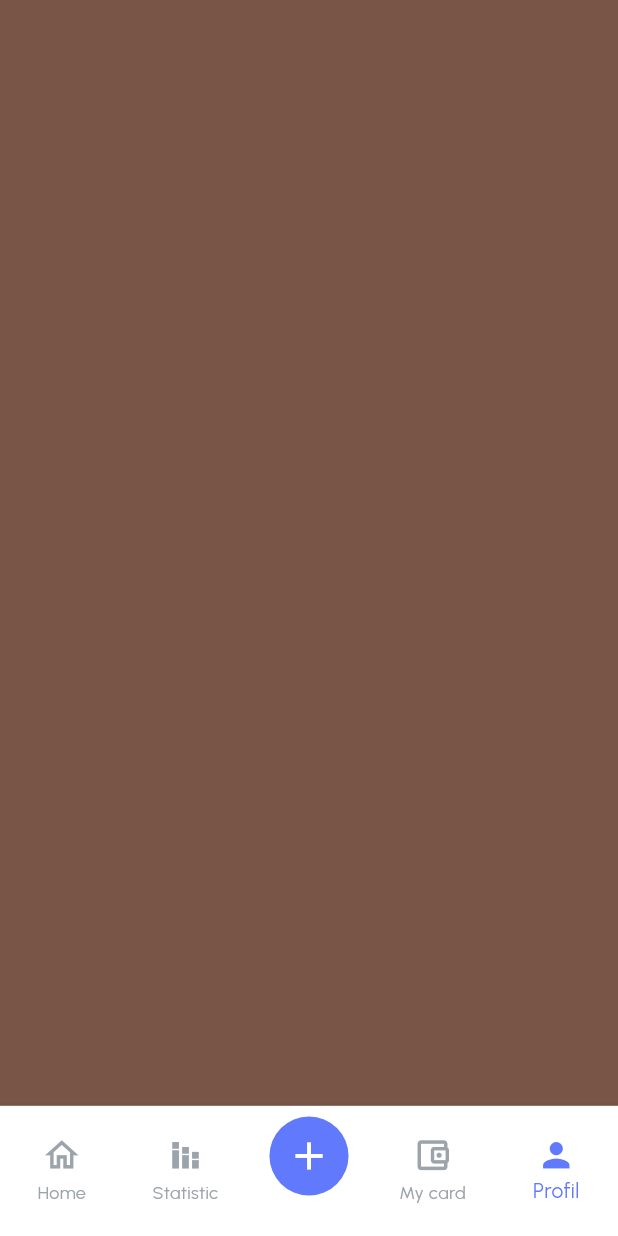
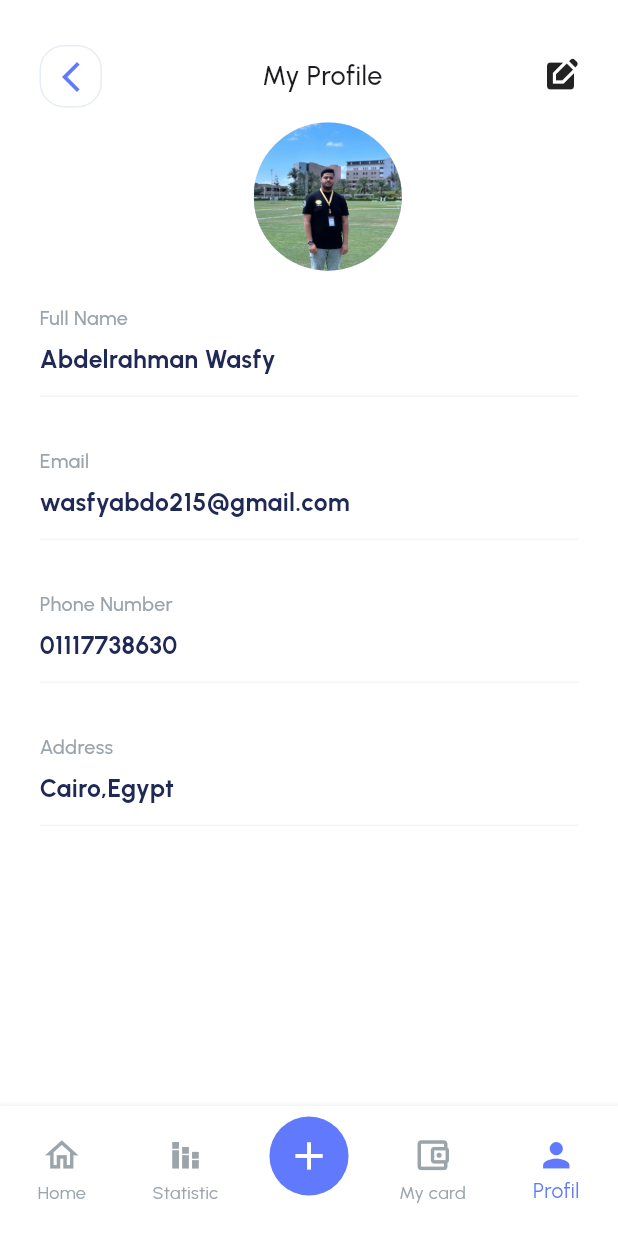
Before and after one commit to Abdowasfy/Finance-app, a Flutter app: the MainScreen screen opened by its route, item 5 of the bottom bar chosen, on a phone screen of 412 x 824 dp. Run offline on Flutter 3.47's test engine with Material 3 defaults, Android fonts, the phone set to English and light mode, and no system bars; our stand-ins replace carousel_slider, dots_indicator, fl_chart, flutter_screenutil, flutter_svg, gap and 2 more.

Commit message:
finish profile screen

```diff
--- a/lib/core/routing/app_routes.dart
+++ b/lib/core/routing/app_routes.dart
@@ -8,4 +8,5 @@ class AppRoutes {
   static const String verifyOtpScreen = "/verifyOtpScreen";
   static const String mainscreen = "/mainscreen";
   static const String homepage = "/homepage";
+  static const String profile = "/profile";
 }
--- a/lib/features/main_screen/main_screen.dart
+++ b/lib/features/main_screen/main_screen.dart
@@ -3,6 +3,7 @@ import 'package:finance_app/features/Statistic/Statistic_screen.dart';
 import 'package:finance_app/features/Statistic/provider/statistic_provider.dart';
 import 'package:finance_app/features/home_page/home_page_screen.dart';
 import 'package:finance_app/features/home_page/provider/home_provider.dart';
+import 'package:finance_app/features/profile/profile_screen.dart';
 import 'package:flutter/material.dart';
 import 'package:flutter_screenutil/flutter_screenutil.dart';
 import 'package:provider/provider.dart';
@@ -26,7 +27,7 @@ class _HomeScreenState extends State<MainScreen> {
       child: const StatisticScreen()),
     Container(color: Colors.green),
     Container(color: Colors.blue),
-    Container(color: Colors.brown),
+    ProfileScreen(),
   ];
 
   @override
--- /dev/null
+++ b/lib/features/profile/profile_screen.dart
@@ -0,0 +1,70 @@
+import 'package:finance_app/features/auth/widgets/back_button_widget.dart';
+import 'package:finance_app/features/profile/widgets/custom_profile_text.dart';
+import 'package:flutter/material.dart';
+import 'package:flutter_screenutil/flutter_screenutil.dart';
+import 'package:gap/gap.dart';
+
+class ProfileScreen extends StatelessWidget {
+  const ProfileScreen({super.key});
+
+  @override
+  Widget build(BuildContext context) {
+    return Scaffold(
+      backgroundColor: Colors.white,
+      body: SafeArea(
+        child: Padding(
+          padding: EdgeInsets.symmetric(horizontal: 24.w),
+          child: Column(
+            children: [
+              const Gap(30),
+              Row(
+                mainAxisAlignment: MainAxisAlignment.spaceBetween,
+                children: [
+                  const BackButtonWidget(),
+                  const Text(
+                    "My Profile",
+                    style: TextStyle(fontSize: 18, fontWeight: FontWeight.w500),
+                  ),
+                  Icon(Icons.edit_square),
+                ],
+              ),
+              const Gap(10),
+              Padding(
+                padding: const EdgeInsets.only(left: 25),
+                child: CircleAvatar(
+                  radius: 45.w,
+                  backgroundImage: AssetImage("assets/images/profile.jpg"),
+                ),
+              ),
+              const Gap(10),
+              Column(
+                crossAxisAlignment: CrossAxisAlignment.start,
+                children: [
+                  CustomProfileText(
+                    title: "Full Name",
+                    subTitle: "Abdelrahman Wasfy",
+                  ),
+                  const Gap(9),
+                  CustomProfileText(
+                    title: "Email",
+                    subTitle: "wasfyabdo215@gmail.com",
+                  ),
+                  const Gap(9),
+                  CustomProfileText(
+                    title: "Phone Number",
+                    subTitle: "01117738630",
+                  ),
+                  const Gap(9),
+                  CustomProfileText(title: "Address", subTitle: "Cairo,Egypt"),
+                  const Gap(9),
+                ],
+              ),
+            ],
+          ),
+        ),
+      ),
+
+      //  Gap(30),
+    );
+  }
+}
--- /dev/null
+++ b/lib/features/profile/widgets/custom_profile_text.dart
@@ -0,0 +1,29 @@
+import 'package:finance_app/core/styling/app_styles.dart';
+import 'package:flutter/material.dart';
+import 'package:flutter_screenutil/flutter_screenutil.dart';
+import 'package:gap/gap.dart';
+
+class CustomProfileText extends StatelessWidget {
+  final String title;
+  final String subTitle;
+
+  const CustomProfileText({
+    super.key,
+    required this.title,
+    required this.subTitle,
+  });
+
+  @override
+  Widget build(BuildContext context) {
+    return Column(
+      crossAxisAlignment: CrossAxisAlignment.start,
+      children: [
+        const Gap(12),
+        Text(title, style: AppStyles.grey12wMediumStyle),
+        const Gap(6),
+        Text(subTitle, style: AppStyles.black15BoldStyle),
+        Divider(height: 25.h, color: Colors.grey.shade100),
+      ],
+    );
+  }
+}
```
